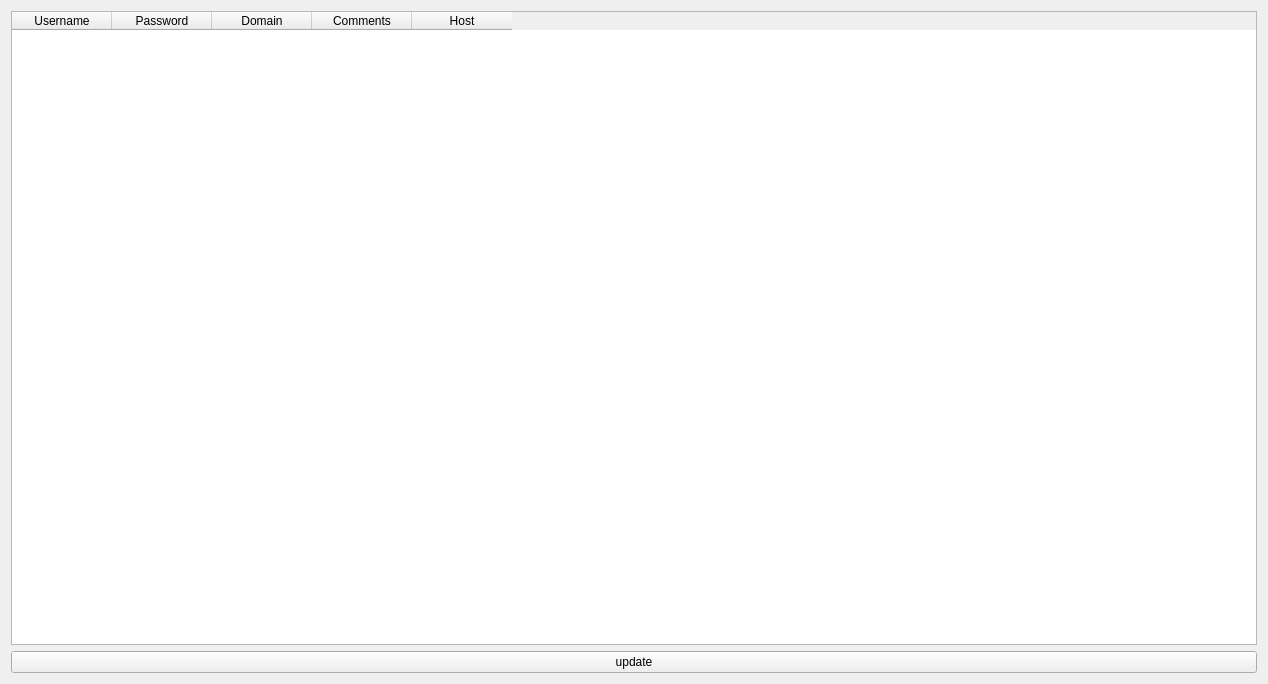
First picture: the form in GUI/QtComponents/Secrets/secrets.ui, repository ryanq47/WhisperNet, before the edit.
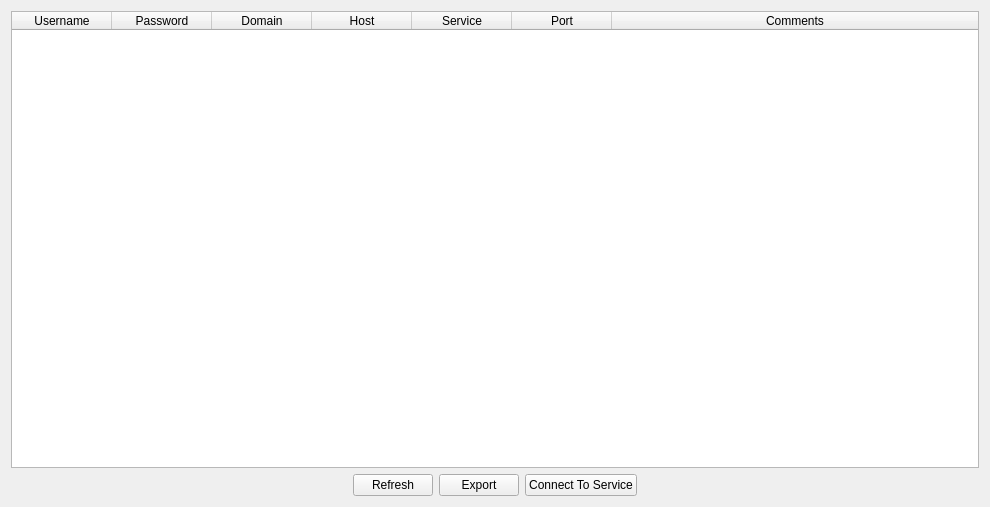
Second picture: the form after the edit.

Patch:
```diff
--- a/GUI/QtComponents/Secrets/secrets.ui
+++ b/GUI/QtComponents/Secrets/secrets.ui
@@ -6,22 +6,60 @@
    <rect>
     <x>0</x>
     <y>0</y>
-    <width>1268</width>
-    <height>684</height>
+    <width>990</width>
+    <height>507</height>
    </rect>
   </property>
+  <property name="sizePolicy">
+   <sizepolicy hsizetype="Expanding" vsizetype="Expanding">
+    <horstretch>0</horstretch>
+    <verstretch>0</verstretch>
+   </sizepolicy>
+  </property>
   <property name="windowTitle">
    <string>Form</string>
   </property>
-  <layout class="QGridLayout" name="gridLayout">
+  <layout class="QGridLayout" name="gridLayout_2">
    <item row="0" column="0">
+    <layout class="QGridLayout" name="gridLayout">
+     <item row="1" column="0" colspan="5">
     <widget class="QTableWidget" name="secrets_table_widget">
+       <property name="sizePolicy">
+        <sizepolicy hsizetype="Preferred" vsizetype="Preferred">
+         <horstretch>0</horstretch>
+         <verstretch>0</verstretch>
+        </sizepolicy>
+       </property>
+       <property name="frameShadow">
+        <enum>QFrame::Plain</enum>
+       </property>
      <property name="verticalScrollBarPolicy">
       <enum>Qt::ScrollBarAsNeeded</enum>
      </property>
      <property name="autoScroll">
       <bool>true</bool>
      </property>
+       <attribute name="horizontalHeaderVisible">
+        <bool>true</bool>
+       </attribute>
+       <attribute name="horizontalHeaderCascadingSectionResizes">
+        <bool>false</bool>
+       </attribute>
+       <attribute name="horizontalHeaderShowSortIndicator" stdset="0">
+        <bool>false</bool>
+       </attribute>
+       <attribute name="horizontalHeaderStretchLastSection">
+        <bool>true</bool>
+       </attribute>
+       <attribute name="verticalHeaderCascadingSectionResizes">
+        <bool>false</bool>
+       </attribute>
+       <attribute name="verticalHeaderShowSortIndicator" stdset="0">
+        <bool>false</bool>
+       </attribute>
+       <attribute name="verticalHeaderStretchLastSection">
+        <bool>false</bool>
+       </attribute>
      <column>
       <property name="text">
        <string>Username</string>
@@ -37,24 +75,76 @@
        <string>Domain</string>
       </property>
      </column>
-     <column>
-      <property name="text">
-       <string>Comments</string>
-      </property>
-     </column>
      <column>
       <property name="text">
        <string>Host</string>
       </property>
      </column>
-    </widget>
-   </item>
-   <item row="1" column="0">
+       <column>
+        <property name="text">
+         <string>Service</string>
+        </property>
+       </column>
+       <column>
+        <property name="text">
+         <string>Port</string>
+        </property>
+       </column>
+       <column>
+        <property name="text">
+         <string>Comments</string>
+        </property>
+       </column>
+      </widget>
+     </item>
+     <item row="2" column="0">
+      <spacer name="horizontalSpacer">
+       <property name="orientation">
+        <enum>Qt::Horizontal</enum>
+       </property>
+       <property name="sizeHint" stdset="0">
+        <size>
+         <width>40</width>
+         <height>20</height>
+        </size>
+       </property>
+      </spacer>
+     </item>
+     <item row="2" column="4">
+      <spacer name="horizontalSpacer_2">
+       <property name="orientation">
+        <enum>Qt::Horizontal</enum>
+       </property>
+       <property name="sizeHint" stdset="0">
+        <size>
+         <width>40</width>
+         <height>20</height>
+        </size>
+       </property>
+      </spacer>
+     </item>
+     <item row="2" column="1">
     <widget class="QPushButton" name="secrets_update">
      <property name="text">
-      <string>update</string>
-     </property>
-    </widget>
+        <string>Refresh</string>
+       </property>
+      </widget>
+     </item>
+     <item row="2" column="2">
+      <widget class="QPushButton" name="pushButton">
+       <property name="text">
+        <string>Export</string>
+       </property>
+      </widget>
+     </item>
+     <item row="2" column="3">
+      <widget class="QPushButton" name="pushButton_2">
+       <property name="text">
+        <string>Connect To Service</string>
+       </property>
+      </widget>
+     </item>
+    </layout>
    </item>
   </layout>
  </widget>
```
Lines whose indentation alone changed are shown as unchanged.
